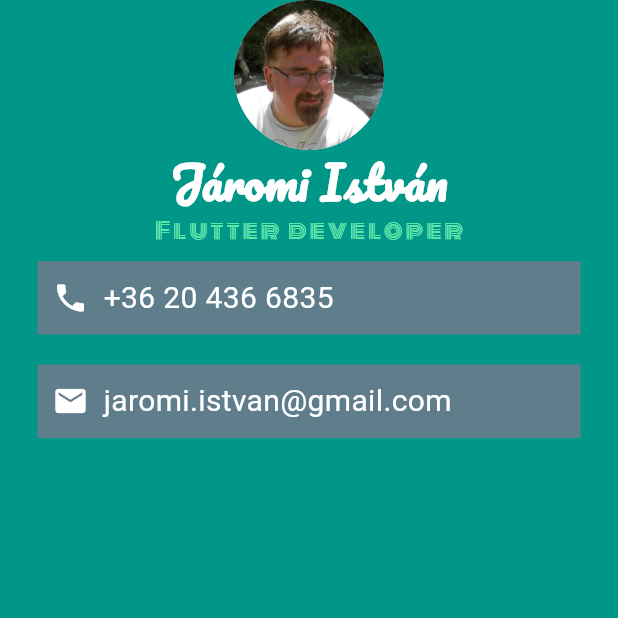
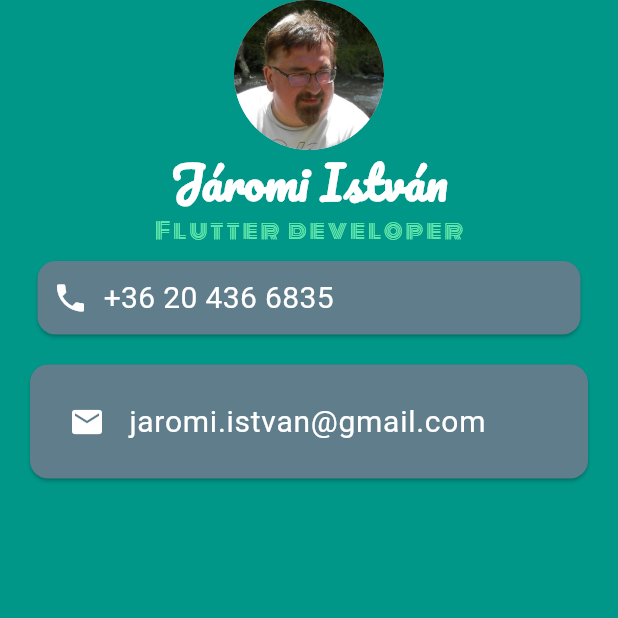
Before and after one commit to jepisti/nevjegykartya, a Flutter app: the screen it shows after launch, on a phone screen of 412 x 824 dp, the top half of it. Run offline on Flutter 3.47's test engine with Material 2 defaults, Android fonts, the light colour scheme and no system bars.

Commit message:
Card instead of Container

```diff
--- a/lib/main.dart
+++ b/lib/main.dart
@@ -16,17 +16,17 @@ class MyApp extends StatelessWidget {
         colorScheme: ColorScheme.fromSeed(seedColor: Colors.deepPurple),
         useMaterial3: true,
       ),
-      home: Scaffold(
+      home: const Scaffold(
         backgroundColor: Colors.teal,
         body: SafeArea(
           child: Column(
             children: <Widget>[
-              const CircleAvatar(
+              CircleAvatar(
                 radius: 50.0,
                 //backgroundColor: Colors.red,
                 backgroundImage: AssetImage('images/jaromi1.jpg'),
               ),
-              const Text(
+              Text(
                 'Járomi István',
                 style: TextStyle(
                   fontSize: 30.0,
@@ -35,7 +35,7 @@ class MyApp extends StatelessWidget {
                   fontWeight: FontWeight.bold,
                 ),
               ),
-              const Text(
+              Text(
                 'Flutter developer',
                 style: TextStyle(
                     fontSize: 15.0,
@@ -45,14 +45,16 @@ class MyApp extends StatelessWidget {
                     //fontWeight: FontWeight.bold,
                     ),
               ),
-              Container(
+              Card(
                 color: Colors.blueGrey,
-                padding: const EdgeInsets.all(10.0),
-                margin: const EdgeInsets.symmetric(
+                //padding: const EdgeInsets.all(10.0),
+                margin: EdgeInsets.symmetric(
                   vertical: 10.0,
                   horizontal: 25.0,
                 ),
-                child: const Row(
+                child: Padding(
+                  padding: EdgeInsets.all(10.0),
+                  child: Row(
                     children: [
                       Icon(
                         Icons.phone,
@@ -71,30 +73,29 @@ class MyApp extends StatelessWidget {
                     ],
                   ),
                 ),
-              Container(
+              ),
+              Card(
                 color: Colors.blueGrey,
-                padding: const EdgeInsets.all(10.0),
-                margin: const EdgeInsets.symmetric(
+                //padding: const EdgeInsets.all(10.0),
+                margin: EdgeInsets.symmetric(
                   vertical: 10.0,
-                  horizontal: 25.0,
+                  horizontal: 20.0,
                 ),
-                child: const Row(
-                  children: [
-                    Icon(
+                child: Padding(
+                  padding: EdgeInsets.all(10.0),
+                  child: ListTile(
+                    leading: Icon(
                       Icons.email,
                       color: Colors.white,
                     ),
-                    SizedBox(
-                      width: 10.0,
-                    ),
-                    Text(
+                    title: Text(
                       'jaromi.istvan@gmail.com',
                       style: TextStyle(
                         color: Colors.white,
                         fontSize: 20.0,
                       ),
                     ),
-                  ],
+                  ),
                 ),
               ),
             ],
```
Lines whose indentation alone changed are shown as unchanged.
